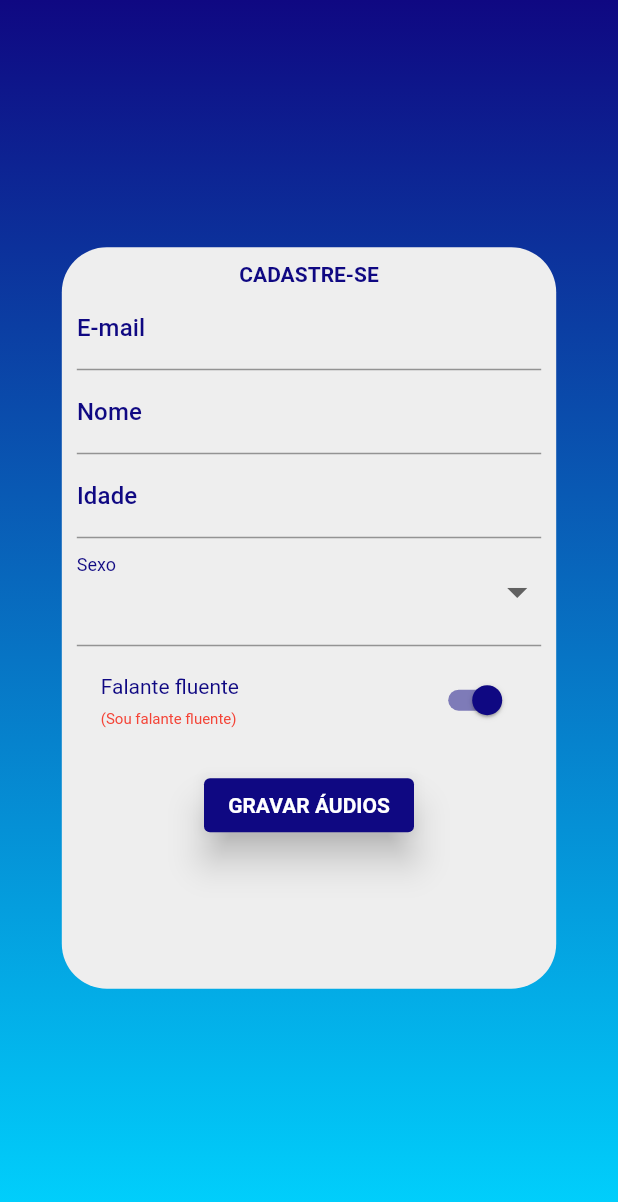
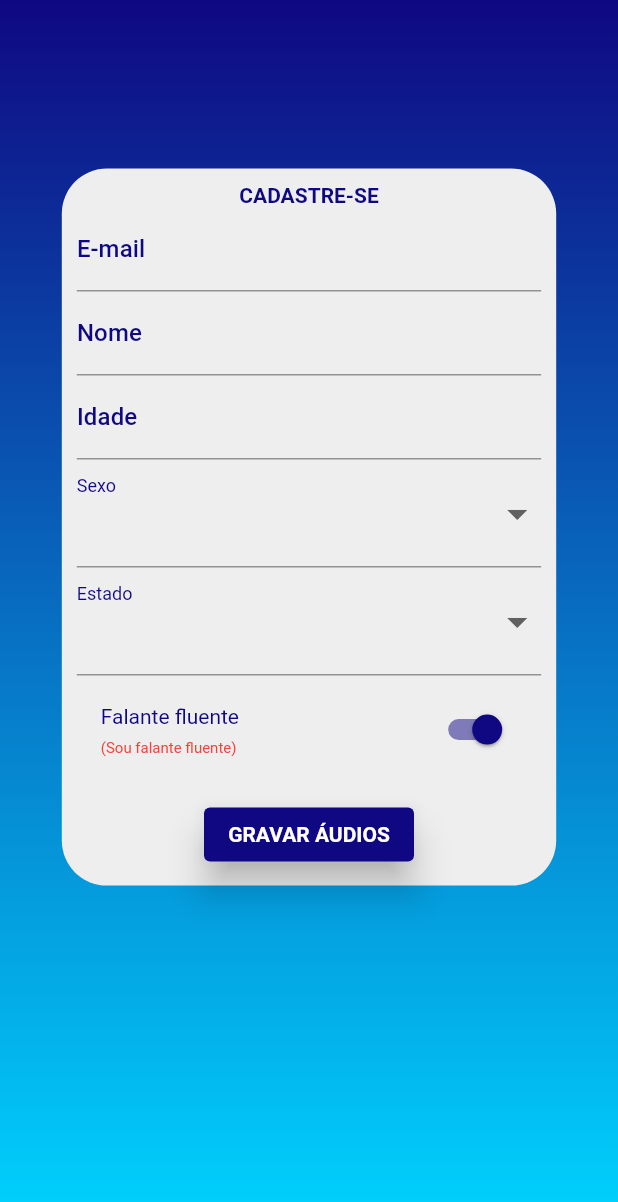
Before and after one commit to rogerio74/AppModeloEntrada, a Flutter app: the Formulario screen opened directly, on a phone screen of 412 x 824 dp. Shown: the top 1202 px of the screen. Run offline on Flutter 3.47's test engine with Material 2 defaults, Android fonts, the phone set to English and light mode, and no system bars; our stand-ins replace audioplayers, connectivity, firebase_core, firebase_database, firebase_storage, permission_handler; missing offline and left inert: flutter_sound; accounts and stored records are empty; Roboto replaces fonts that are missing (MochiyPopOne).

Commit message:
Implementando campo de 'estado', e enviando p/ o firebase

```diff
--- a/lib/components/alert_dialog_update.dart
+++ b/lib/components/alert_dialog_update.dart
@@ -4,6 +4,7 @@ class UpdateAlertDialog extends StatelessWidget {
   final String nome;
   final String idade;
   final String sexo;
+  final String? estado;
 
   final bool fluente;
   UpdateAlertDialog({
@@ -12,6 +13,7 @@ class UpdateAlertDialog extends StatelessWidget {
     required this.idade,
     required this.sexo,
     required this.fluente,
+    this.estado,
   }) : super(key: key);
 
   @override
@@ -33,7 +35,7 @@ class UpdateAlertDialog extends StatelessWidget {
               height: 5,
             ),
             Text(
-              'Dados:\n-Nome: $nome\n-Idade: $idade\n-Sexo: $sexo\n-fluente: $isfluente',
+              'Dados:\n-Nome: $nome\n-Idade: $idade\n-Sexo: $sexo\n-fluente: $isfluente\n-Estado: $estado',
             ),
             const SizedBox(
               height: 20,
--- a/lib/database/firebase_dao.dart
+++ b/lib/database/firebase_dao.dart
@@ -63,6 +63,7 @@ class FirebaseDao extends ChangeNotifier {
     required String numPasta,
     required int numArquivos,
     required bool fluente,
+    required String estado,
   }) async {
     Map userData = {
       'email': email,
@@ -72,6 +73,7 @@ class FirebaseDao extends ChangeNotifier {
       'numPasta': numPasta,
       'numArquivos': numArquivos,
       'fluente': fluente,
+      'estado': estado,
     };
     await _realtimeDatabaseRef.child('voluntarios').push().set(userData);
   }
--- a/lib/screens/form_screen.dart
+++ b/lib/screens/form_screen.dart
@@ -6,6 +6,36 @@ import 'package:modelo_app/database/firebase_dao.dart';
 import 'package:modelo_app/models/vogais_map.dart';
 import 'package:modelo_app/screens/audios_screens.dart';
 import 'package:provider/provider.dart';
+
+const List<String> estados = [
+  'AC',
+  'AL',
+  'AP',
+  'AM',
+  'BA',
+  'CE',
+  'ES',
+  'GO',
+  'MA',
+  'MT',
+  'MS',
+  'MG',
+  'PA',
+  'PB',
+  'PR',
+  'PE',
+  'PI',
+  'RJ',
+  'RN',
+  'RS',
+  'RO',
+  'RR',
+  'SC',
+  'SP',
+  'SE',
+  'TO',
+  'DF'
+];
 
 class Formulario extends StatefulWidget {
   const Formulario({Key? key}) : super(key: key);
@@ -22,6 +52,7 @@ class _FormularioState extends State<Formulario> {
   final TextEditingController _nomeController = TextEditingController();
   final TextEditingController _idadeController = TextEditingController();
   final TextEditingController _sexoController = TextEditingController();
+  final TextEditingController _estadoController = TextEditingController();
 
   String? _validateEmail(String? value) {
     String pattern =
@@ -67,6 +98,7 @@ class _FormularioState extends State<Formulario> {
     String _numPasta = _userData['numPasta'];
     String _email = _userData['email'];
     bool _fluenteOld = _userData['fluente'];
+    String _estado = _userData['estado'];
 
     Map<String, dynamic> newData = {
       'nome': _nomeController.text,
@@ -75,16 +107,19 @@ class _FormularioState extends State<Formulario> {
       'fluente': _fluente,
       'numArquivos': _numArquivos,
       'numPasta': _numPasta,
-      'email': _email
+      'email': _email,
+      'estado': _estadoController.text,
     };
     return showDialog(
       context: context,
       builder: (BuildContext context) {
+        print('Estado: ${_estadoController.text}');
         return UpdateAlertDialog(
           nome: _nome,
           idade: _idade,
           sexo: _sexo,
           fluente: _fluenteOld,
+          estado: _estado,
         );
       },
     ).then((result) async {
@@ -126,14 +161,18 @@ class _FormularioState extends State<Formulario> {
                   begin: Alignment.topCenter,
                   end: AlignmentDirectional.bottomCenter)),
           child: Center(
-            child: SizedBox(
-              height: MediaQuery.of(context).size.height * 0.6,
-              child: Column(
-                children: [
-                  Expanded(
-                    child: Container(
+            child: SingleChildScrollView(
+              child: SizedBox(
+                height: MediaQuery.of(context).size.height * 0.8,
+                child: Column(
+                  children: [
+                    SizedBox(
+                      height: 30,
+                    ),
+                    Container(
                       padding: const EdgeInsets.all(10),
                       width: MediaQuery.of(context).size.width * 0.8,
+                      //height: MediaQuery.of(context).size.height * 0.8,
                       decoration: BoxDecoration(
                         color: Colors.grey.shade200,
                         borderRadius:
@@ -171,6 +210,7 @@ class _FormularioState extends State<Formulario> {
                                     } else if (nome.isNotEmpty) {
                                       return null;
                                     }
+                                    return null;
                                   },
                                   onSaved: (nome) {
                                     setState(() {
@@ -194,6 +234,7 @@ class _FormularioState extends State<Formulario> {
                                     } else if (idade.isNotEmpty) {
                                       return null;
                                     }
+                                    return null;
                                   },
                                 ),
                                 DropdownButtonFormField(
@@ -232,6 +273,48 @@ class _FormularioState extends State<Formulario> {
                                   validator: (sexo) {
                                     if (sexo == null) {
                                       return "Preencha com o sexo";
+                                    } else {
+                                      return null;
+                                    }
+                                  },
+                                ),
+                                DropdownButtonFormField(
+                                  iconSize: 32,
+                                  hint: Text(
+                                    _estadoController.text,
+                                    style: TextStyle(
+                                        color: Theme.of(context).primaryColor),
+                                  ),
+                                  items: estados.map((String estado) {
+                                    return DropdownMenuItem<String>(
+                                      value: estado,
+                                      child: Text(
+                                        estado,
+                                        style: Theme.of(context)
+                                            .textTheme
+                                            .subtitle2,
+                                      ),
+                                    );
+                                  }).toList(),
+                                  decoration: const InputDecoration(
+                                      labelText: 'Estado'),
+                                  onChanged: (estado) {
+                                    setState(() {
+                                      _estadoController.text =
+                                          estado.toString();
+                                      print(_estadoController.text);
+                                    });
+                                  },
+                                  onSaved: (estado) {
+                                    setState(() {
+                                      _estadoController.text =
+                                          estado.toString();
+                                      print(_estadoController.text);
+                                    });
+                                  },
+                                  validator: (estado) {
+                                    if (estado == null) {
+                                      return "Preencha com o estado onde você reside";
                                     } else {
                                       return null;
                                     }
@@ -343,7 +426,10 @@ class _FormularioState extends State<Formulario> {
                                                               _nomeDaPasta,
                                                           numArquivos:
                                                               _numeroArquivos,
-                                                          fluente: _fluente);
+                                                          fluente: _fluente,
+                                                          estado:
+                                                              _estadoController
+                                                                  .text);
 
                                                       await Navigator.push(
                                                         context,
@@ -391,8 +477,8 @@ class _FormularioState extends State<Formulario> {
                         ],
                       ),
                     ),
-                  ),
-                ],
+                  ],
+                ),
               ),
             ),
           ),
```
Also changed, not shown: lib/data/dataset_info.json (deleted, +0 -1 lines), pubspec.lock.
